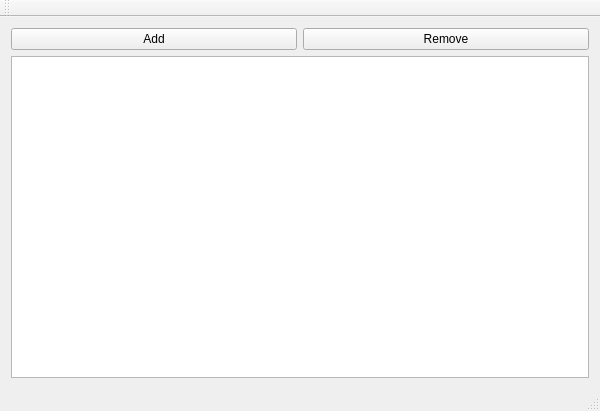
Above: EncounterManager.ui from smithbt/EncounterManager before the change. Below: the same form after it.
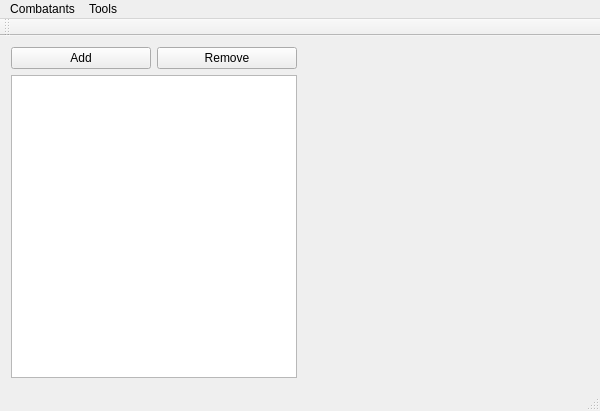
That is the form after the change. Custom widgets are drawn as their Qt base class.

Commit message:
Can now roll initiative and see more detailed info on selected combatant
[EncounterManager]
 -> Added menu actions for adding/removing compatants, rolling initiative, showing combatant info
[CombatantWidget]
 -> New function to update info
 -> Updated UI to show more information
[CombatantModel]
 -> enumerated column numbers.
 -> added constructor for Combatant and separate initRoll

The edit to the form file:
```diff
--- a/EncounterManager.ui
+++ b/EncounterManager.ui
@@ -46,13 +46,30 @@
         <property name="selectionBehavior">
          <enum>QAbstractItemView::SelectRows</enum>
         </property>
+        <property name="sortingEnabled">
+         <bool>true</bool>
+        </property>
         <attribute name="horizontalHeaderVisible">
-         <bool>false</bool>
+         <bool>true</bool>
         </attribute>
        </widget>
       </item>
      </layout>
     </item>
+    <item>
+     <widget class="CombatantWidget" name="currentCombatantWidget" native="true">
+      <property name="enabled">
+       <bool>true</bool>
+      </property>
+      <property name="sizePolicy">
+       <sizepolicy hsizetype="MinimumExpanding" vsizetype="Preferred">
+        <horstretch>0</horstretch>
+        <verstretch>0</verstretch>
+       </sizepolicy>
+      </property>
+      <layout class="QGridLayout" name="gridLayout_2"/>
+     </widget>
+    </item>
    </layout>
   </widget>
   <widget class="QMenuBar" name="menuBar">
@@ -64,6 +81,22 @@
      <height>21</height>
     </rect>
    </property>
+   <widget class="QMenu" name="menuCombatants">
+    <property name="title">
+     <string>Combatants</string>
+    </property>
+    <addaction name="actionAdd_Combatant"/>
+    <addaction name="actionRemove_Combatant"/>
+   </widget>
+   <widget class="QMenu" name="menuTools">
+    <property name="title">
+     <string>Tools</string>
+    </property>
+    <addaction name="actionRoll_Initiative"/>
+    <addaction name="actionShow_Info"/>
+   </widget>
+   <addaction name="menuCombatants"/>
+   <addaction name="menuTools"/>
   </widget>
   <widget class="QToolBar" name="mainToolBar">
    <attribute name="toolBarArea">
@@ -76,6 +109,14 @@
   <widget class="QStatusBar" name="statusBar"/>
  </widget>
  <layoutdefault spacing="6" margin="11"/>
+ <customwidgets>
+  <customwidget>
+   <class>CombatantWidget</class>
+   <extends>QWidget</extends>
+   <header>CombatantWidget.h</header>
+   <container>1</container>
+  </customwidget>
+ </customwidgets>
  <resources>
   <include location="EncounterManager.qrc"/>
  </resources>
```
Left out of the diff: 31 changed lines with no effect on the pictures. The commit also changes 7 other files.
